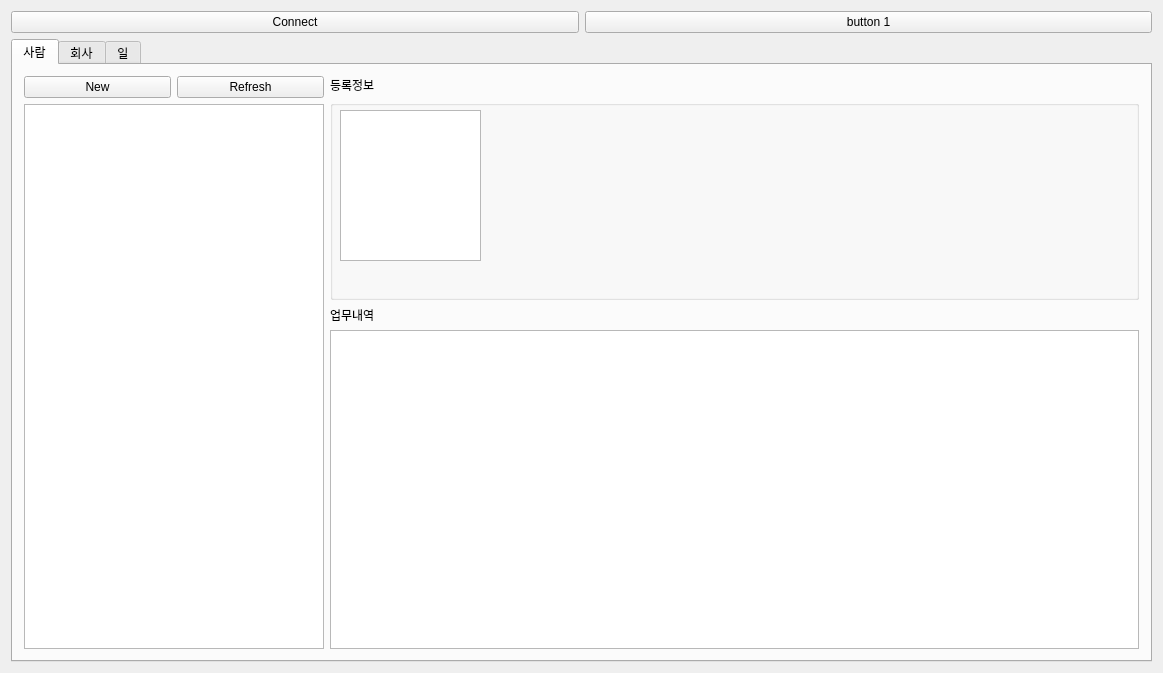
The window that mainwindow.ui (Hyuntae-Lee/HRM) describes before a commit, drawn with Qt 5.
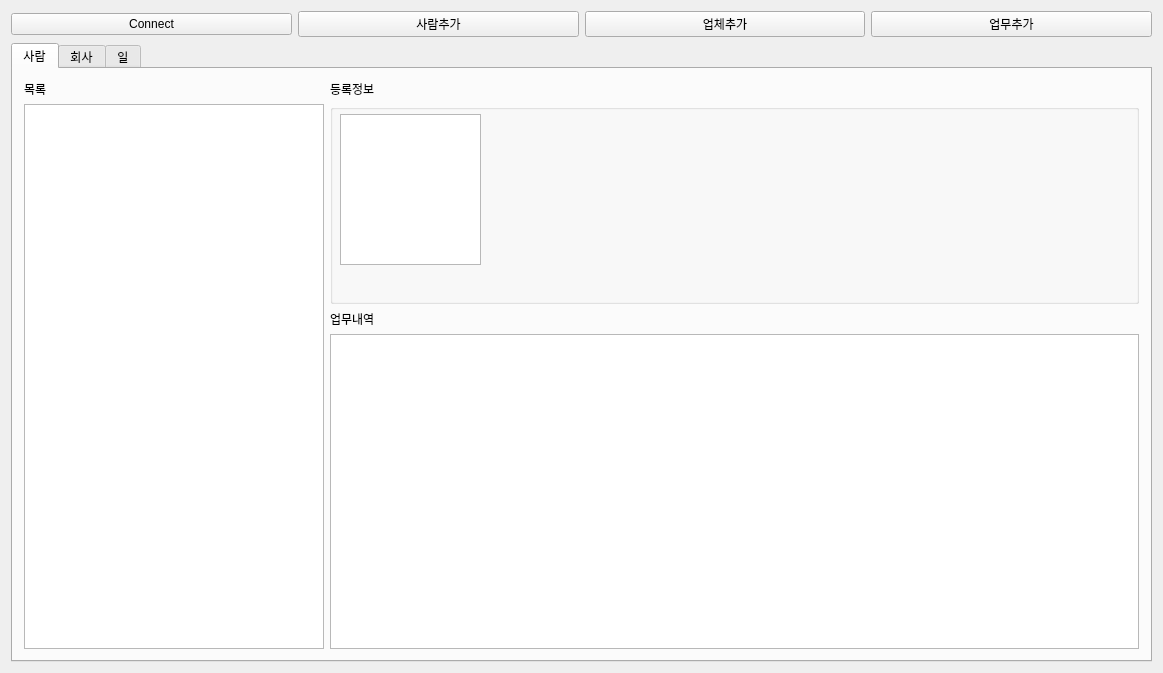
The same window after the commit. The open tabs and pages were chosen to show the change.

Commit message: worker, company 검색 키 변경

Diff of the .ui file:
```diff
--- a/mainwindow.ui
+++ b/mainwindow.ui
@@ -31,9 +31,23 @@
        </widget>
       </item>
       <item>
-       <widget class="QPushButton" name="pushButton">
+       <widget class="QPushButton" name="pushButton_newHR">
         <property name="text">
-         <string>button 1</string>
+         <string>사람추가</string>
+        </property>
+       </widget>
+      </item>
+      <item>
+       <widget class="QPushButton" name="pushButton_newCompany">
+        <property name="text">
+         <string>업체추가</string>
+        </property>
+       </widget>
+      </item>
+      <item>
+       <widget class="QPushButton" name="pushButton_workNew">
+        <property name="text">
+         <string>업무추가</string>
         </property>
        </widget>
       </item>
@@ -55,22 +69,11 @@
         <item>
          <layout class="QVBoxLayout" name="verticalLayout_3">
           <item>
-           <layout class="QHBoxLayout" name="horizontalLayout_3">
-            <item>
-             <widget class="QPushButton" name="pushButton_newHR">
+           <widget class="QLabel" name="label_7">
               <property name="text">
-               <string>New</string>
-              </property>
-             </widget>
-            </item>
-            <item>
-             <widget class="QPushButton" name="pushButton_refreshHR">
-              <property name="text">
-               <string>Refresh</string>
-              </property>
-             </widget>
-            </item>
-           </layout>
+             <string>목록</string>
+            </property>
+           </widget>
           </item>
           <item>
            <widget class="QListView" name="listView_worker">
@@ -223,22 +226,11 @@
         <item>
          <layout class="QVBoxLayout" name="verticalLayout_2">
           <item>
-           <layout class="QHBoxLayout" name="horizontalLayout_6">
-            <item>
-             <widget class="QPushButton" name="pushButton_newCompany">
+           <widget class="QLabel" name="label_6">
               <property name="text">
-               <string>New</string>
-              </property>
-             </widget>
-            </item>
-            <item>
-             <widget class="QPushButton" name="pushButton_refreshCompany">
-              <property name="text">
-               <string>Refresh</string>
-              </property>
-             </widget>
-            </item>
-           </layout>
+             <string>목록</string>
+            </property>
+           </widget>
           </item>
           <item>
            <widget class="QListView" name="listView_company">
@@ -422,22 +414,11 @@
         <item>
          <layout class="QVBoxLayout" name="verticalLayout_6">
           <item>
-           <layout class="QHBoxLayout" name="horizontalLayout_8">
-            <item>
-             <widget class="QPushButton" name="pushButton_workNew">
+           <widget class="QLabel" name="label_8">
               <property name="text">
-               <string>New</string>
-              </property>
-             </widget>
-            </item>
-            <item>
-             <widget class="QPushButton" name="pushButton_workRefresh">
-              <property name="text">
-               <string>Refresh</string>
-              </property>
-             </widget>
-            </item>
-           </layout>
+             <string>목록</string>
+            </property>
+           </widget>
           </item>
           <item>
            <widget class="QListView" name="listView_work">
```
Left out of the diff: 4 changed lines with no effect on the pictures. Lines whose indentation alone changed are shown as unchanged. The commit also changes 27 other files.
